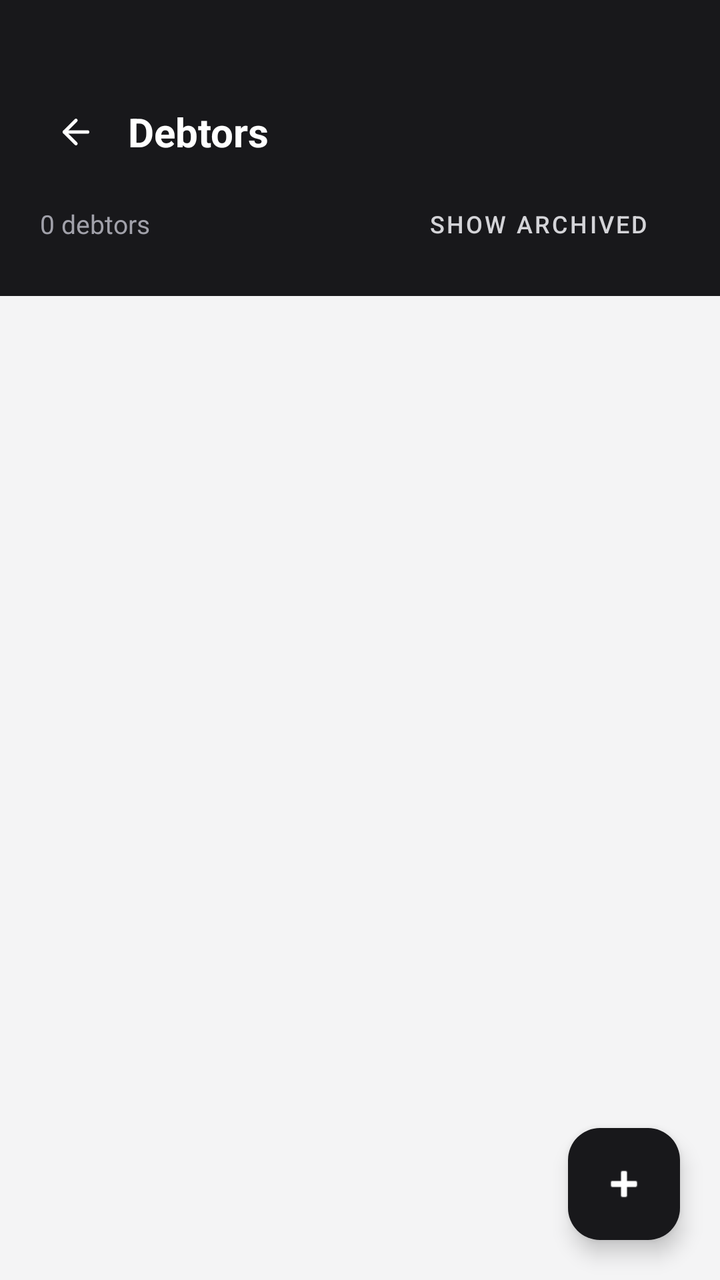
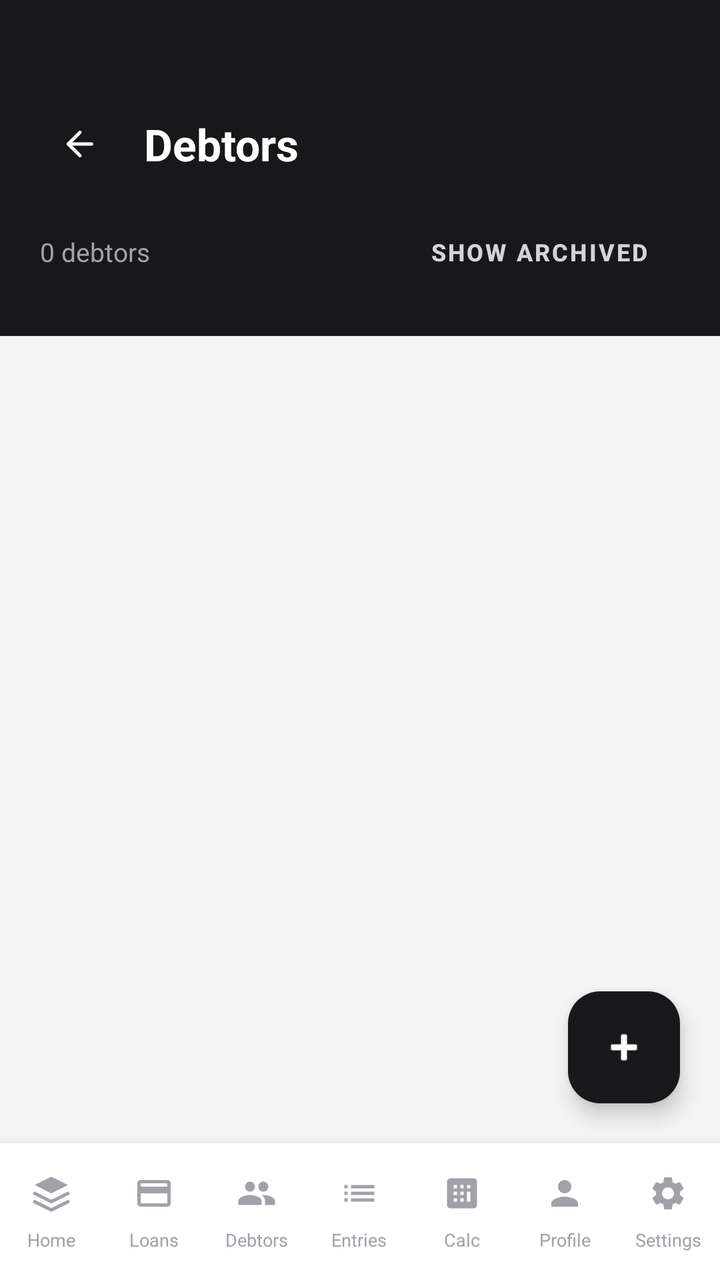

Screens rendered from an Android XML layout before and after an edit, with the pre-edit source and the edit as a unified diff.
<!-- AndroidManifest.xml: application theme Theme.LoanBuddy -->
<!-- res/layout/activity_debtors.xml -->
<?xml version="1.0" encoding="utf-8"?>
<androidx.coordinatorlayout.widget.CoordinatorLayout
    xmlns:android="http://schemas.android.com/apk/res/android"
    xmlns:app="http://schemas.android.com/apk/res-auto"
    android:layout_width="match_parent"
    android:layout_height="match_parent"
    android:background="@color/bg_page">

    <LinearLayout
        android:layout_width="match_parent"
        android:layout_height="match_parent"
        android:orientation="vertical">

        
        <LinearLayout
            android:layout_width="match_parent"
            android:layout_height="wrap_content"
            android:background="@color/zinc_900"
            android:orientation="vertical"
            android:paddingHorizontal="20dp"
            android:paddingTop="48dp"
            android:paddingBottom="20dp">

            <LinearLayout
                android:layout_width="match_parent"
                android:layout_height="wrap_content"
                android:gravity="center_vertical"
                android:orientation="horizontal">

                <ImageButton
                    android:id="@+id/back_button"
                    android:layout_width="36dp"
                    android:layout_height="36dp"
                    android:background="?attr/selectableItemBackgroundBorderless"
                    android:src="@drawable/ic_arrow_left"
                    android:contentDescription="Back"
                    app:tint="@color/white" />

                <TextView
                    android:layout_width="0dp"
                    android:layout_height="wrap_content"
                    android:layout_weight="1"
                    android:layout_marginStart="8dp"
                    android:text="@string/debtors_title"
                    android:textColor="@color/white"
                    android:textSize="20sp"
                    android:textStyle="bold" />

                <ProgressBar
                    android:id="@+id/progress_bar"
                    android:layout_width="24dp"
                    android:layout_height="24dp"
                    android:visibility="gone" />
            </LinearLayout>

            <LinearLayout
                android:layout_width="match_parent"
                android:layout_height="wrap_content"
                android:layout_marginTop="12dp"
                android:gravity="center_vertical"
                android:orientation="horizontal">

                <TextView
                    android:id="@+id/count_text"
                    android:layout_width="0dp"
                    android:layout_height="wrap_content"
                    android:layout_weight="1"
                    android:text="0 debtors"
                    android:textColor="@color/zinc_400"
                    android:textSize="13sp" />

                <Button
                    android:id="@+id/toggle_archived"
                    android:layout_width="wrap_content"
                    android:layout_height="32dp"
                    android:backgroundTint="@color/zinc_800"
                    android:text="Show Archived"
                    android:textColor="@color/zinc_300"
                    android:textSize="12sp"
                    style="@style/Widget.MaterialComponents.Button" />
            </LinearLayout>
        </LinearLayout>

        <TextView
            android:id="@+id/empty_text"
            android:layout_width="match_parent"
            android:layout_height="wrap_content"
            android:layout_marginTop="48dp"
            android:gravity="center"
            android:text="No debtors yet. Tap + to add one."
            android:textColor="@color/zinc_400"
            android:textSize="14sp"
            android:visibility="gone" />

        <androidx.recyclerview.widget.RecyclerView
            android:id="@+id/recycler_view"
            android:layout_width="match_parent"
            android:layout_height="0dp"
            android:layout_weight="1"
            android:paddingTop="8dp"
            android:paddingBottom="80dp"
            android:clipToPadding="false" />

    </LinearLayout>

    <com.google.android.material.floatingactionbutton.FloatingActionButton
        android:id="@+id/fab_add_debtor"
        android:layout_width="wrap_content"
        android:layout_height="wrap_content"
        android:layout_gravity="bottom|end"
        android:layout_margin="20dp"
        android:backgroundTint="@color/zinc_900"
        android:contentDescription="Add Debtor"
        android:src="@android:drawable/ic_input_add"
        app:tint="@color/white" />

</androidx.coordinatorlayout.widget.CoordinatorLayout>
<!-- resources referenced by this layout -->
<resources>
  <!-- unchanged entries left out for length: 10 -->
</resources>

<!-- the commit's change to res/layout/activity_debtors.xml (unified diff, before → after) -->
@@ -1,10 +1,15 @@
 <?xml version="1.0" encoding="utf-8"?>
-<androidx.coordinatorlayout.widget.CoordinatorLayout
-    xmlns:android="http://schemas.android.com/apk/res/android"
+<LinearLayout xmlns:android="http://schemas.android.com/apk/res/android"
     xmlns:app="http://schemas.android.com/apk/res-auto"
     android:layout_width="match_parent"
     android:layout_height="match_parent"
-    android:background="@color/bg_page">
+    android:background="@color/bg_page"
+    android:orientation="vertical">
+
+<androidx.coordinatorlayout.widget.CoordinatorLayout
+    android:layout_width="match_parent"
+    android:layout_height="0dp"
+    android:layout_weight="1">
 
     <LinearLayout
         android:layout_width="match_parent"
@@ -18,8 +23,8 @@
             android:background="@color/zinc_900"
             android:orientation="vertical"
             android:paddingHorizontal="20dp"
-            android:paddingTop="48dp"
-            android:paddingBottom="20dp">
+            android:paddingTop="52dp"
+            android:paddingBottom="24dp">
 
             <LinearLayout
                 android:layout_width="match_parent"
@@ -29,8 +34,8 @@
 
                 <ImageButton
                     android:id="@+id/back_button"
-                    android:layout_width="36dp"
-                    android:layout_height="36dp"
+                    android:layout_width="40dp"
+                    android:layout_height="40dp"
                     android:background="?attr/selectableItemBackgroundBorderless"
                     android:src="@drawable/ic_arrow_left"
                     android:contentDescription="Back"
@@ -40,10 +45,10 @@
                     android:layout_width="0dp"
                     android:layout_height="wrap_content"
                     android:layout_weight="1"
-                    android:layout_marginStart="8dp"
+                    android:layout_marginStart="12dp"
                     android:text="@string/debtors_title"
                     android:textColor="@color/white"
-                    android:textSize="20sp"
+                    android:textSize="22sp"
                     android:textStyle="bold" />
 
                 <ProgressBar
@@ -56,7 +61,7 @@
             <LinearLayout
                 android:layout_width="match_parent"
                 android:layout_height="wrap_content"
-                android:layout_marginTop="12dp"
+                android:layout_marginTop="16dp"
                 android:gravity="center_vertical"
                 android:orientation="horizontal">
 
@@ -72,11 +77,12 @@
                 <Button
                     android:id="@+id/toggle_archived"
                     android:layout_width="wrap_content"
-                    android:layout_height="32dp"
+                    android:layout_height="36dp"
                     android:backgroundTint="@color/zinc_800"
                     android:text="Show Archived"
                     android:textColor="@color/zinc_300"
                     android:textSize="12sp"
+                    android:textStyle="bold"
                     style="@style/Widget.MaterialComponents.Button" />
             </LinearLayout>
         </LinearLayout>
@@ -109,9 +115,105 @@
         android:layout_height="wrap_content"
         android:layout_gravity="bottom|end"
         android:layout_margin="20dp"
+        android:layout_marginBottom="80dp"
         android:backgroundTint="@color/zinc_900"
         android:contentDescription="Add Debtor"
         android:src="@android:drawable/ic_input_add"
         app:tint="@color/white" />
 
 </androidx.coordinatorlayout.widget.CoordinatorLayout>
+
+<include layout="@layout/layout_bottom_nav" />
+
+</LinearLayout>
+<!-- res/layout/layout_bottom_nav.xml (included above) -->
+<?xml version="1.0" encoding="utf-8"?>
+<LinearLayout xmlns:android="http://schemas.android.com/apk/res/android"
+    xmlns:app="http://schemas.android.com/apk/res-auto"
+    android:id="@+id/bottom_nav_container"
+    android:layout_width="match_parent"
+    android:layout_height="wrap_content"
+    android:background="@color/white"
+    android:elevation="12dp"
+    android:orientation="horizontal"
+    android:paddingTop="8dp"
+    android:paddingBottom="12dp">
+
+    
+    <LinearLayout android:id="@+id/nav_home" android:layout_width="0dp" android:layout_height="wrap_content"
+        android:layout_weight="1" android:gravity="center" android:orientation="vertical" android:padding="2dp">
+        <FrameLayout android:id="@+id/nav_bg_home" android:layout_width="44dp" android:layout_height="30dp" android:gravity="center">
+            <ImageView android:id="@+id/nav_icon_home" android:layout_width="20dp" android:layout_height="20dp"
+                android:layout_gravity="center" android:src="@drawable/ic_home" app:tint="@color/zinc_400" />
+        </FrameLayout>
+        <TextView android:id="@+id/nav_label_home" android:layout_width="wrap_content" android:layout_height="wrap_content"
+            android:text="Home" android:textSize="9sp" android:textColor="@color/zinc_400" android:layout_marginTop="2dp" />
+    </LinearLayout>
+
+    
+    <LinearLayout android:id="@+id/nav_loans" android:layout_width="0dp" android:layout_height="wrap_content"
+        android:layout_weight="1" android:gravity="center" android:orientation="vertical" android:padding="2dp">
+        <FrameLayout android:id="@+id/nav_bg_loans" android:layout_width="44dp" android:layout_height="30dp" android:gravity="center">
+            <ImageView android:id="@+id/nav_icon_loans" android:layout_width="20dp" android:layout_height="20dp"
+                android:layout_gravity="center" android:src="@drawable/ic_loans" app:tint="@color/zinc_400" />
+        </FrameLayout>
+        <TextView android:id="@+id/nav_label_loans" android:layout_width="wrap_content" android:layout_height="wrap_content"
+            android:text="Loans" android:textSize="9sp" android:textColor="@color/zinc_400" android:layout_marginTop="2dp" />
+    </LinearLayout>
+
+    
+    <LinearLayout android:id="@+id/nav_debtors" android:layout_width="0dp" android:layout_height="wrap_content"
+        android:layout_weight="1" android:gravity="center" android:orientation="vertical" android:padding="2dp">
+        <FrameLayout android:id="@+id/nav_bg_debtors" android:layout_width="44dp" android:layout_height="30dp" android:gravity="center">
+            <ImageView android:id="@+id/nav_icon_debtors" android:layout_width="20dp" android:layout_height="20dp"
+                android:layout_gravity="center" android:src="@drawable/ic_debtors" app:tint="@color/zinc_400" />
+        </FrameLayout>
+        <TextView android:id="@+id/nav_label_debtors" android:layout_width="wrap_content" android:layout_height="wrap_content"
+            android:text="Debtors" android:textSize="9sp" android:textColor="@color/zinc_400" android:layout_marginTop="2dp" />
+    </LinearLayout>
+
+    
+    <LinearLayout android:id="@+id/nav_entries" android:layout_width="0dp" android:layout_height="wrap_content"
+        android:layout_weight="1" android:gravity="center" android:orientation="vertical" android:padding="2dp">
+        <FrameLayout android:id="@+id/nav_bg_entries" android:layout_width="44dp" android:layout_height="30dp" android:gravity="center">
+            <ImageView android:id="@+id/nav_icon_entries" android:layout_width="20dp" android:layout_height="20dp"
+                android:layout_gravity="center" android:src="@drawable/ic_entries" app:tint="@color/zinc_400" />
+        </FrameLayout>
+        <TextView android:id="@+id/nav_label_entries" android:layout_width="wrap_content" android:layout_height="wrap_content"
+            android:text="Entries" android:textSize="9sp" android:textColor="@color/zinc_400" android:layout_marginTop="2dp" />
+    </LinearLayout>
+
+    
+    <LinearLayout android:id="@+id/nav_calc" android:layout_width="0dp" android:layout_height="wrap_content"
+        android:layout_weight="1" android:gravity="center" android:orientation="vertical" android:padding="2dp">
+        <FrameLayout android:id="@+id/nav_bg_calc" android:layout_width="44dp" android:layout_height="30dp" android:gravity="center">
+            <ImageView android:id="@+id/nav_icon_calc" android:layout_width="20dp" android:layout_height="20dp"
+                android:layout_gravity="center" android:src="@drawable/ic_calc" app:tint="@color/zinc_400" />
+        </FrameLayout>
+        <TextView android:id="@+id/nav_label_calc" android:layout_width="wrap_content" android:layout_height="wrap_content"
+            android:text="Calc" android:textSize="9sp" android:textColor="@color/zinc_400" android:layout_marginTop="2dp" />
+    </LinearLayout>
+
+    
+    <LinearLayout android:id="@+id/nav_profile" android:layout_width="0dp" android:layout_height="wrap_content"
+        android:layout_weight="1" android:gravity="center" android:orientation="vertical" android:padding="2dp">
+        <FrameLayout android:id="@+id/nav_bg_profile" android:layout_width="44dp" android:layout_height="30dp" android:gravity="center">
+            <ImageView android:id="@+id/nav_icon_profile" android:layout_width="20dp" android:layout_height="20dp"
+                android:layout_gravity="center" android:src="@drawable/ic_user" app:tint="@color/zinc_400" />
+        </FrameLayout>
+        <TextView android:id="@+id/nav_label_profile" android:layout_width="wrap_content" android:layout_height="wrap_content"
+            android:text="Profile" android:textSize="9sp" android:textColor="@color/zinc_400" android:layout_marginTop="2dp" />
+    </LinearLayout>
+
+    
+    <LinearLayout android:id="@+id/nav_settings" android:layout_width="0dp" android:layout_height="wrap_content"
+        android:layout_weight="1" android:gravity="center" android:orientation="vertical" android:padding="2dp">
+        <FrameLayout android:id="@+id/nav_bg_settings" android:layout_width="44dp" android:layout_height="30dp" android:gravity="center">
+            <ImageView android:id="@+id/nav_icon_settings" android:layout_width="20dp" android:layout_height="20dp"
+                android:layout_gravity="center" android:src="@drawable/ic_settings" app:tint="@color/zinc_400" />
+        </FrameLayout>
+        <TextView android:id="@+id/nav_label_settings" android:layout_width="wrap_content" android:layout_height="wrap_content"
+            android:text="Settings" android:textSize="9sp" android:textColor="@color/zinc_400" android:layout_marginTop="2dp" />
+    </LinearLayout>
+
+</LinearLayout>
<!-- resource entries referenced after the edit -->
@@ -1,5 +1,97 @@
 <!-- resources referenced by this layout -->
 <resources>
+  <!-- drawable ic_calc (drawable) -->
+  <?xml version="1.0" encoding="utf-8"?>
+  <vector xmlns:android="http://schemas.android.com/apk/res/android"
+      android:viewportWidth="24"
+      android:viewportHeight="24"
+      android:width="24dp"
+      android:height="24dp">
+      <path
+          android:fillColor="#000000"
+          android:pathData="M19,3H5C3.9,3 3,3.9 3,5v14c0,1.1 0.9,2 2,2h14c1.1,0 2,-0.9 2,-2V5C21,3.9 20.1,3 19,3zM9,17H7v-2h2v2zM9,13H7v-2h2v2zM9,9H7V7h2v2zM13,17h-2v-2h2v2zM13,13h-2v-2h2v2zM13,9h-2V7h2v2zM17,17h-2v-6h2v6zM17,9h-2V7h2v2z" />
+  </vector>
+  <!-- drawable ic_debtors (drawable) -->
+  <?xml version="1.0" encoding="utf-8"?>
+  <vector xmlns:android="http://schemas.android.com/apk/res/android"
+      android:viewportWidth="24"
+      android:viewportHeight="24"
+      android:width="24dp"
+      android:height="24dp">
+      <path
+          android:fillColor="#000000"
+          android:pathData="M16,11c1.66,0 2.99,-1.34 2.99,-3S17.66,5 16,5c-1.66,0 -3,1.34 -3,3s1.34,3 3,3zM8,11c1.66,0 2.99,-1.34 2.99,-3S9.66,5 8,5C6.34,5 5,6.34 5,8s1.34,3 3,3zM8,13c-2.33,0 -7,1.17 -7,3.5V19h14v-2.5C15,14.17 10.33,13 8,13zM16,13c-0.29,0 -0.62,0.02 -0.97,0.05 1.16,0.84 1.97,1.97 1.97,3.45V19h6v-2.5C23,14.17 18.33,13 16,13z" />
+  </vector>
+  <!-- drawable ic_entries (drawable) -->
+  <?xml version="1.0" encoding="utf-8"?>
+  <vector xmlns:android="http://schemas.android.com/apk/res/android"
+      android:viewportWidth="24"
+      android:viewportHeight="24"
+      android:width="24dp"
+      android:height="24dp">
+      <path
+          android:fillColor="#000000"
+          android:pathData="M3,13h2v-2H3v2zM3,17h2v-2H3v2zM3,9h2V7H3v2zM7,13h14v-2H7v2zM7,17h14v-2H7v2zM7,7v2h14V7H7z" />
+  </vector>
+  <!-- drawable ic_home (drawable) -->
+  <?xml version="1.0" encoding="utf-8"?>
+  <vector xmlns:android="http://schemas.android.com/apk/res/android"
+      android:width="22dp"
+      android:height="22dp"
+      android:viewportWidth="24"
+      android:viewportHeight="24">
+      <path
+          android:pathData="M12,2L2,7L12,12L22,7L12,2Z"
+          android:fillColor="@color/zinc_500" />
+      <path
+          android:pathData="M2,17L12,22L22,17"
+          android:strokeWidth="2"
+          android:strokeColor="@color/zinc_500"
+          android:fillColor="#00000000"
+          android:strokeLineCap="round"
+          android:strokeLineJoin="round" />
+      <path
+          android:pathData="M2,12L12,17L22,12"
+          android:strokeWidth="2"
+          android:strokeColor="@color/zinc_500"
+          android:fillColor="#00000000"
+          android:strokeLineCap="round"
+          android:strokeLineJoin="round" />
+  </vector>
+  <!-- drawable ic_loans (drawable) -->
+  <?xml version="1.0" encoding="utf-8"?>
+  <vector xmlns:android="http://schemas.android.com/apk/res/android"
+      android:viewportWidth="24"
+      android:viewportHeight="24"
+      android:width="24dp"
+      android:height="24dp">
+      <path
+          android:fillColor="#000000"
+          android:pathData="M20,4H4C2.89,4 2,4.89 2,6v12a2,2 0,0 0,2,2h16a2,2 0,0 0,2,-2V6C22,4.89 21.1,4 20,4zM20,18H4v-6h16v6zM20,8H4V6h16v2z" />
+  </vector>
+  <!-- drawable ic_settings (drawable) -->
+  <?xml version="1.0" encoding="utf-8"?>
+  <vector xmlns:android="http://schemas.android.com/apk/res/android"
+      android:viewportWidth="24"
+      android:viewportHeight="24"
+      android:width="24dp"
+      android:height="24dp">
+      <path
+          android:fillColor="#000000"
+          android:pathData="M19.14,12.94c0.04,-0.3 0.06,-0.61 0.06,-0.94c0,-0.32 -0.02,-0.64 -0.07,-0.94l2.03,-1.58c0.18,-0.14 0.23,-0.41 0.12,-0.61l-1.92,-3.32c-0.12,-0.22 -0.37,-0.29 -0.59,-0.22l-2.39,0.96c-0.5,-0.38 -1.03,-0.7 -1.62,-0.94L14.4,2.81c-0.04,-0.24 -0.24,-0.41 -0.48,-0.41h-3.84c-0.24,0 -0.43,0.17 -0.47,0.41L9.25,5.35C8.66,5.59 8.12,5.92 7.63,6.29L5.24,5.33c-0.22,-0.08 -0.47,0 -0.59,0.22L2.74,8.87C2.62,9.08 2.66,9.34 2.86,9.48l2.03,1.58C4.84,11.36 4.8,11.69 4.8,12s0.02,0.64 0.07,0.94l-2.03,1.58c-0.18,0.14 -0.23,0.41 -0.12,0.61l1.92,3.32c0.12,0.22 0.37,0.29 0.59,0.22l2.39,-0.96c0.5,0.38 1.03,0.7 1.62,0.94l0.36,2.54c0.05,0.24 0.24,0.41 0.48,0.41h3.84c0.24,0 0.44,-0.17 0.47,-0.41l0.36,-2.54c0.59,-0.24 1.13,-0.56 1.62,-0.94l2.39,0.96c0.22,0.08 0.47,0 0.59,-0.22l1.92,-3.32c0.12,-0.22 0.07,-0.47 -0.12,-0.61L19.14,12.94zM12,15.6c-1.98,0 -3.6,-1.62 -3.6,-3.6s1.62,-3.6 3.6,-3.6s3.6,1.62 3.6,3.6S13.98,15.6 12,15.6z" />
+  </vector>
+  <!-- drawable ic_user (drawable) -->
+  <?xml version="1.0" encoding="utf-8"?>
+  <vector xmlns:android="http://schemas.android.com/apk/res/android"
+      android:width="22dp"
+      android:height="22dp"
+      android:viewportWidth="24"
+      android:viewportHeight="24">
+      <path
+          android:pathData="M12,12C14.21,12 16,10.21 16,8C16,5.79 14.21,4 12,4C9.79,4 8,5.79 8,8C8,10.21 9.79,12 12,12ZM12,14C9.33,14 4,15.34 4,18V20H20V18C20,15.34 14.67,14 12,14Z"
+          android:fillColor="@color/zinc_500" />
+  </vector>
+  <color name="zinc_500">#71717A</color>
   <!-- unchanged entries left out for length: 10 -->
 </resources>
 
